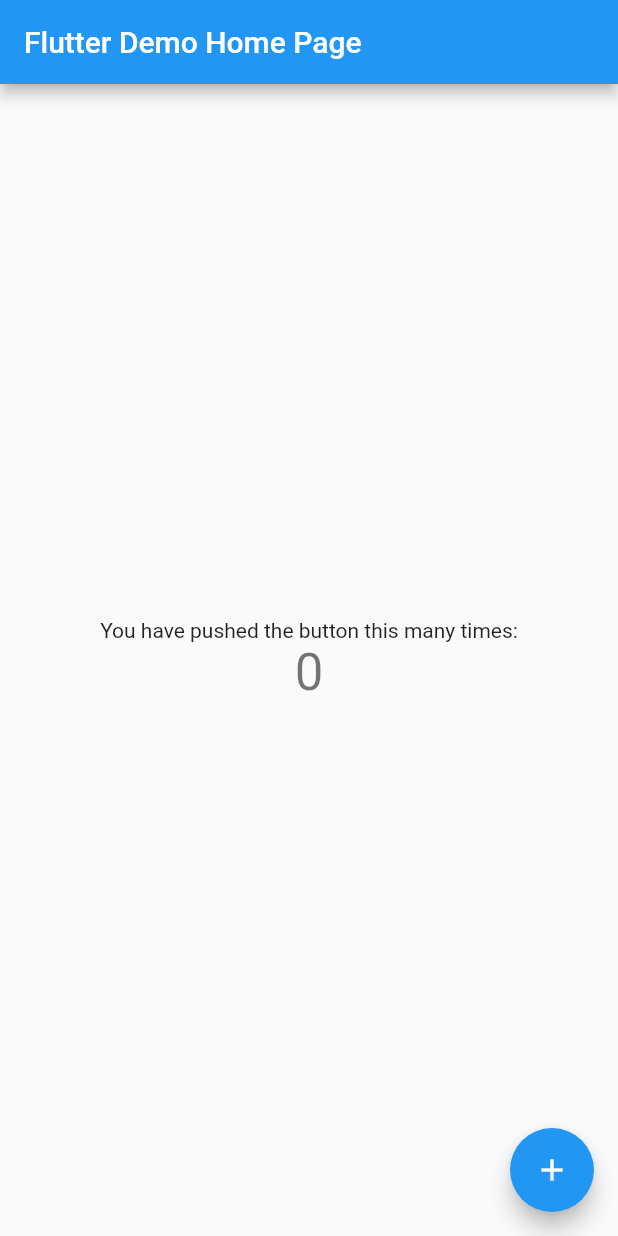
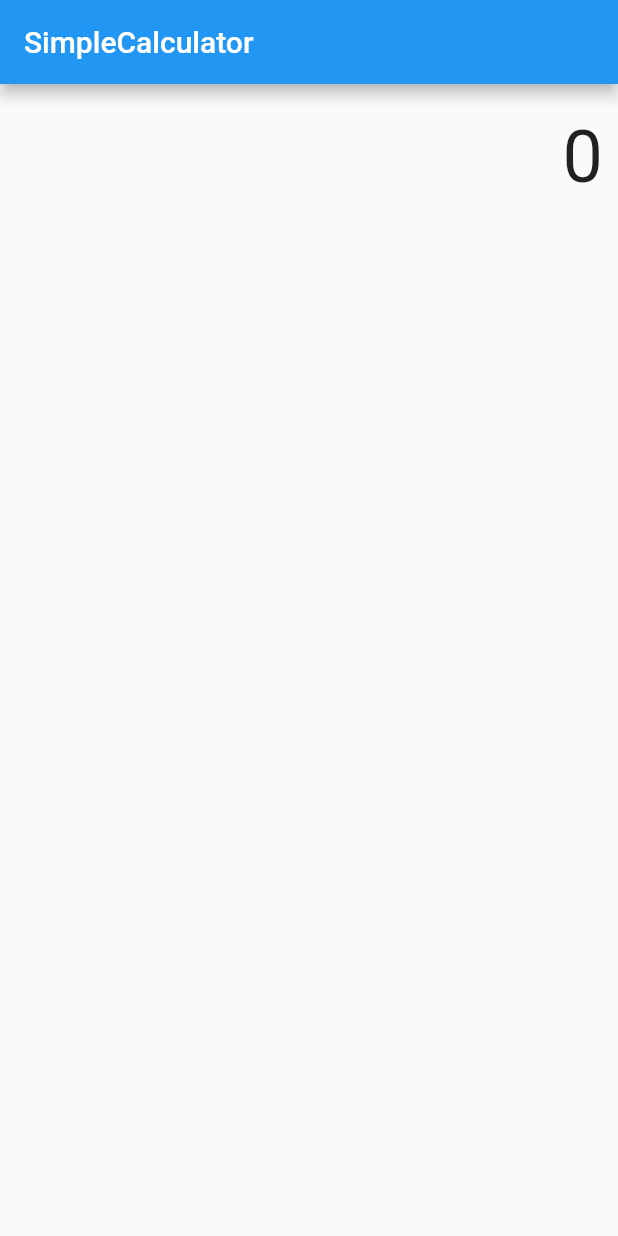
Before and after one commit to vishnu-m-c/calculator, a Flutter app: the screen it shows after launch, on a phone screen of 412 x 824 dp. Run offline on Flutter 3.47's test engine with Material 2 defaults, Android fonts, the phone set to English and light mode, and no system bars.

Commit message:
calculator

```diff
--- a/lib/main.dart
+++ b/lib/main.dart
@@ -1,115 +1,40 @@
 import 'package:flutter/material.dart';
-
-void main() {
-  runApp(const MyApp());
+void main(){
+  runApp(Calculator());
 }
-
-class MyApp extends StatelessWidget {
-  const MyApp({super.key});
-
-  // This widget is the root of your application.
+class Calculator extends StatelessWidget {
   @override
   Widget build(BuildContext context) {
     return MaterialApp(
-      title: 'Flutter Demo',
-      theme: ThemeData(
-        // This is the theme of your application.
-        //
-        // Try running your application with "flutter run". You'll see the
-        // application has a blue toolbar. Then, without quitting the app, try
-        // changing the primarySwatch below to Colors.green and then invoke
-        // "hot reload" (press "r" in the console where you ran "flutter run",
-        // or simply save your changes to "hot reload" in a Flutter IDE).
-        // Notice that the counter didn't reset back to zero; the application
-        // is not restarted.
-        primarySwatch: Colors.blue,
-      ),
-      home: const MyHomePage(title: 'Flutter Demo Home Page'),
+    debugShowCheckedModeBanner:false,
+      title:'Simple Calculator',
+      theme: ThemeData(primarySwatch: Colors.blue),
+      home: SimpleCalculator(),
     );
   }
 }
-
-class MyHomePage extends StatefulWidget {
-  const MyHomePage({super.key, required this.title});
-
-  // This widget is the home page of your application. It is stateful, meaning
-  // that it has a State object (defined below) that contains fields that affect
-  // how it looks.
-
-  // This class is the configuration for the state. It holds the values (in this
-  // case the title) provided by the parent (in this case the App widget) and
-  // used by the build method of the State. Fields in a Widget subclass are
-  // always marked "final".
-
-  final String title;
+class SimpleCalculator extends StatefulWidget {
+  const SimpleCalculator({Key? key}) : super(key: key);
 
   @override
-  State<MyHomePage> createState() => _MyHomePageState();
+  State<SimpleCalculator> createState() => _SimpleCalculatorState();
 }
 
-class _MyHomePageState extends State<MyHomePage> {
-  int _counter = 0;
-
-  void _incrementCounter() {
-    setState(() {
-      // This call to setState tells the Flutter framework that something has
-      // changed in this State, which causes it to rerun the build method below
-      // so that the display can reflect the updated values. If we changed
-      // _counter without calling setState(), then the build method would not be
-      // called again, and so nothing would appear to happen.
-      _counter++;
-    });
-  }
-
+class _SimpleCalculatorState extends State<SimpleCalculator> {
   @override
   Widget build(BuildContext context) {
-    // This method is rerun every time setState is called, for instance as done
-    // by the _incrementCounter method above.
-    //
-    // The Flutter framework has been optimized to make rerunning build methods
-    // fast, so that you can just rebuild anything that needs updating rather
-    // than having to individually change instances of widgets.
     return Scaffold(
-      appBar: AppBar(
-        // Here we take the value from the MyHomePage object that was created by
-        // the App.build method, and use it to set our appbar title.
-        title: Text(widget.title),
+      appBar:AppBar(title: Text('SimpleCalculator')),
+      body: Column(
+        children: <Widget>[
+          Container(
+            alignment: Alignment.centerRight,
+            padding: EdgeInsets.fromLTRB(10, 20, 10, 0),
+            child: Text("0",style: TextStyle(fontSize: 48.0),),
+
+          ),
+        ],
       ),
-      body: Center(
-        // Center is a layout widget. It takes a single child and positions it
-        // in the middle of the parent.
-        child: Column(
-          // Column is also a layout widget. It takes a list of children and
-          // arranges them vertically. By default, it sizes itself to fit its
-          // children horizontally, and tries to be as tall as its parent.
-          //
-          // Invoke "debug painting" (press "p" in the console, choose the
-          // "Toggle Debug Paint" action from the Flutter Inspector in Android
-          // Studio, or the "Toggle Debug Paint" command in Visual Studio Code)
-          // to see the wireframe for each widget.
-          //
-          // Column has various properties to control how it sizes itself and
-          // how it positions its children. Here we use mainAxisAlignment to
-          // center the children vertically; the main axis here is the vertical
-          // axis because Columns are vertical (the cross axis would be
-          // horizontal).
-          mainAxisAlignment: MainAxisAlignment.center,
-          children: <Widget>[
-            const Text(
-              'You have pushed the button this many times:',
-            ),
-            Text(
-              '$_counter',
-              style: Theme.of(context).textTheme.headline4,
-            ),
-          ],
-        ),
-      ),
-      floatingActionButton: FloatingActionButton(
-        onPressed: _incrementCounter,
-        tooltip: 'Increment',
-        child: const Icon(Icons.add),
-      ), // This trailing comma makes auto-formatting nicer for build methods.
     );
   }
 }
```
